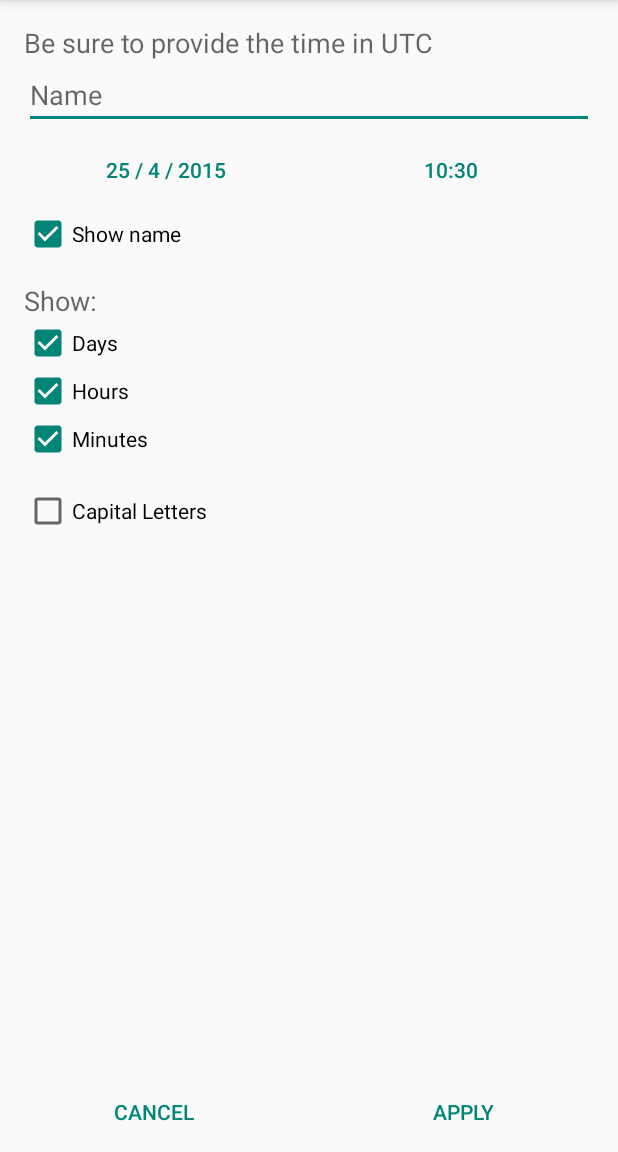
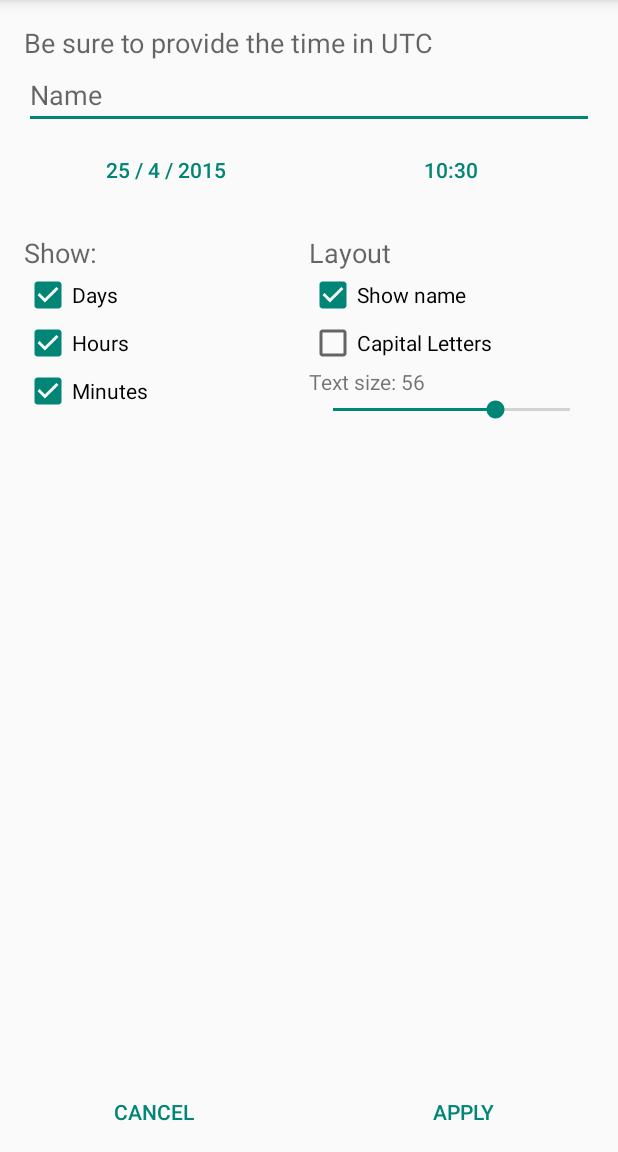
Before and after one commit to teinvdlugt/CountdownWidget, an Android app: the ConfigurationActivity screen opened directly, with no data from a screen before it, on a phone screen of 412 x 824 dp, the part 84-1236 px from its top. Run offline under Robolectric (Android 15) with nearby library versions, the phone set to English and light mode, and no system bars.

Commit message:
Add ability to change font size Refactor code

```diff
--- a/app/build.gradle
+++ b/app/build.gradle
@@ -8,8 +8,8 @@ android {
         applicationId "com.teinproductions.tein.countdownwidget"
         minSdkVersion 12
         targetSdkVersion 22
-        versionCode 2
-        versionName "1.0"
+        versionCode 3
+        versionName "1.0.1"
     }
     buildTypes {
         release {
--- a/app/src/main/java/com/teinproductions/tein/countdownwidget/ConfigurationActivity.java
+++ b/app/src/main/java/com/teinproductions/tein/countdownwidget/ConfigurationActivity.java
@@ -4,12 +4,11 @@ import android.app.AlarmManager;
 import android.app.DatePickerDialog;
 import android.app.TimePickerDialog;
 import android.appwidget.AppWidgetManager;
-import android.content.ContentValues;
 import android.content.Context;
 import android.content.Intent;
 import android.database.Cursor;
-import android.database.CursorIndexOutOfBoundsException;
 import android.database.sqlite.SQLiteDatabase;
+import android.os.Build;
 import android.os.Bundle;
 import android.support.v7.app.AppCompatActivity;
 import android.support.v7.widget.Toolbar;
@@ -19,6 +18,8 @@ import android.widget.CheckBox;
 import android.widget.DatePicker;
 import android.widget.EditText;
 import android.widget.RemoteViews;
+import android.widget.SeekBar;
+import android.widget.TextView;
 import android.widget.TimePicker;
 import android.widget.Toast;
 
@@ -27,12 +28,24 @@ import java.util.Calendar;
 public class ConfigurationActivity extends AppCompatActivity {
 
     static final String FILE_NAME = "database";
+    static final String TABLE_NAME = "dates";
+    static final String APPWIDGET_ID = "appwidgetid";
+    static final String MILLIS = "millis";
+    static final String NAME = "name";
+    static final String SHOW_NAME = "showName";
+    static final String SHOW_DAYS = "showDays";
+    static final String SHOW_HOURS = "showHours";
+    static final String SHOW_MINUTES = "showMinutes";
+    static final String USE_CAPITALS = "useCapitals";
+    static final String TEXT_SIZE = "textSize";
 
     private int appWidgetId;
 
     private Button pickDate, pickTime;
     private EditText nameET;
     private CheckBox showNameCheckBox, showDaysCheckBox, showHoursCheckBox, showMinutesCheckBox, capitalsCheckBox;
+    private TextView textSizeTextView;
+    private SeekBar textSizeSeekBar;
 
     private final Calendar date = Calendar.getInstance();
 
@@ -45,14 +58,7 @@ public class ConfigurationActivity extends AppCompatActivity {
         // If the Activity is dismissed, the widget mustn't update
         setResult(RESULT_CANCELED);
 
-        pickDate = (Button) findViewById(R.id.pick_date_button);
-        pickTime = (Button) findViewById(R.id.pick_time_button);
-        nameET = (EditText) findViewById(R.id.name_editText);
-        showNameCheckBox = (CheckBox) findViewById(R.id.showName_checkBox);
-        showDaysCheckBox = (CheckBox) findViewById(R.id.showDays_checkBox);
-        showHoursCheckBox = (CheckBox) findViewById(R.id.showHours_checkBox);
-        showMinutesCheckBox = (CheckBox) findViewById(R.id.showMinutes_checkBox);
-        capitalsCheckBox = (CheckBox) findViewById(R.id.capitals_checkBox);
+        initViews();
 
         Bundle extras = getIntent().getExtras();
         if (extras != null) {
@@ -64,12 +70,47 @@ public class ConfigurationActivity extends AppCompatActivity {
         restoreValues();
     }
 
+    private void initViews() {
+        pickDate = (Button) findViewById(R.id.pick_date_button);
+        pickTime = (Button) findViewById(R.id.pick_time_button);
+        nameET = (EditText) findViewById(R.id.name_editText);
+        showNameCheckBox = (CheckBox) findViewById(R.id.showName_checkBox);
+        showDaysCheckBox = (CheckBox) findViewById(R.id.showDays_checkBox);
+        showHoursCheckBox = (CheckBox) findViewById(R.id.showHours_checkBox);
+        showMinutesCheckBox = (CheckBox) findViewById(R.id.showMinutes_checkBox);
+        capitalsCheckBox = (CheckBox) findViewById(R.id.capitals_checkBox);
+        textSizeSeekBar = (SeekBar) findViewById(R.id.textSize_seekBar);
+        textSizeTextView = (TextView) findViewById(R.id.textSize_textView);
+
+        if (Build.VERSION.SDK_INT < 16) {
+            textSizeTextView.setVisibility(View.GONE);
+            textSizeSeekBar.setVisibility(View.GONE);
+        } else {
+            textSizeSeekBar.setMax(64); // Max text size is 76sp
+            textSizeSeekBar.setOnSeekBarChangeListener(new SeekBar.OnSeekBarChangeListener() {
+                @Override
+                public void onProgressChanged(SeekBar seekBar, int progress, boolean b) {
+                    int textSize = progress + 12;
+                    textSizeTextView.setText(getString(R.string.text_size) + ": " + textSize);
+                }
+
+                @Override
+                public void onStartTrackingTouch(SeekBar seekBar) {
+                }
+
+                @Override
+                public void onStopTrackingTouch(SeekBar seekBar) {
+                }
+            });
+        }
+    }
+
     private void restoreValues() {
         SQLiteDatabase db = getDatabase(this);
         Cursor cursor = queryEverything(db, appWidgetId);
 
         if (cursor.getCount() > 0 && cursor.moveToFirst()) {
-            Countdown countdown = fromCursor(cursor);
+            Countdown countdown = Countdown.fromCursor(cursor);
 
             nameET.setText(countdown.getName());
             nameET.setSelection(nameET.length());
@@ -79,8 +120,11 @@ public class ConfigurationActivity extends AppCompatActivity {
             showHoursCheckBox.setChecked(countdown.isShowHours());
             showMinutesCheckBox.setChecked(countdown.isShowMinutes());
             capitalsCheckBox.setChecked(countdown.isUseCapitals());
+            textSizeSeekBar.setProgress(countdown.getTextSize() - 12);
+            textSizeTextView.setText(getString(R.string.text_size) + ": " + (textSizeSeekBar.getProgress() + 12));
         } else {
             date.setTimeInMillis(System.currentTimeMillis());
+            textSizeTextView.setText(getString(R.string.text_size) + ": 56");
         }
 
         cursor.close();
@@ -144,24 +188,23 @@ public class ConfigurationActivity extends AppCompatActivity {
             return;
         }
 
+        final long millis = date.getTimeInMillis();
         final String name = nameET.getText().toString();
-        final long millis = date.getTimeInMillis();
         final boolean showName = showNameCheckBox.isChecked();
         final boolean showDays = showDaysCheckBox.isChecked();
         final boolean showHours = showHoursCheckBox.isChecked();
         final boolean showMinutes = showMinutesCheckBox.isChecked();
         final boolean useCapitals = capitalsCheckBox.isChecked();
+        final int textSize = textSizeSeekBar.getProgress() + 12;
 
-        apply(name, millis, showName, showDays, showHours, showMinutes, useCapitals);
+        apply(new Countdown(millis, name, showName, showDays, showHours, showMinutes, useCapitals, textSize));
     }
 
-    private void apply(String name, long millis, boolean showName,
-                       boolean showDays, boolean showHours, boolean showMinutes, boolean useCapitals) {
+    private void apply(Countdown countdown) {
         // ALTER DATABASE
         SQLiteDatabase db = getDatabase(this);
-        db.delete("dates", "appwidgetid=" + appWidgetId, null);
-        db.insert("dates", null, createContentValues(
-                appWidgetId, name, millis, showName, showDays, showHours, showMinutes, useCapitals));
+        db.delete(TABLE_NAME, APPWIDGET_ID + "=" + appWidgetId, null);
+        db.insert(TABLE_NAME, null, countdown.toContentValues(appWidgetId));
         db.close();
 
         // UPDATE WIDGET
@@ -191,55 +234,15 @@ public class ConfigurationActivity extends AppCompatActivity {
 
     public static SQLiteDatabase getDatabase(Context context) {
         SQLiteDatabase db = context.openOrCreateDatabase(FILE_NAME, 0, null);
-        db.execSQL("CREATE TABLE IF NOT EXISTS dates(" +
-                "appwidgetid INTEGER, date TEXT, name TEXT, showName INTEGER, " +
-                "showDays INTEGER, showHours INTEGER, showMinutes INTEGER, useCapitals INTEGER);");
+        db.execSQL("CREATE TABLE IF NOT EXISTS " + TABLE_NAME + "(" +
+                APPWIDGET_ID + " INTEGER," + MILLIS + " TEXT," + NAME + " TEXT," + SHOW_NAME + " INTEGER," +
+                SHOW_DAYS + " INTEGER," + SHOW_HOURS + " INTEGER," + SHOW_MINUTES + " INTEGER," +
+                USE_CAPITALS + " INTEGER," + TEXT_SIZE + " INTEGER);");
         return db;
     }
 
     public static Cursor queryEverything(SQLiteDatabase db, int appWidgetId) {
-        return db.query("dates", null,
-                "appwidgetid = " + appWidgetId, null, null, null, null);
-    }
-
-    public static Countdown fromCursor(Cursor cursor) {
-        try {
-            cursor.moveToFirst();
-
-            int dateColumn = cursor.getColumnIndex("date");
-            int nameColumn = cursor.getColumnIndex("name");
-            int showNameColumn = cursor.getColumnIndex("showName");
-            int showDaysColumn = cursor.getColumnIndex("showDays");
-            int showHoursColumn = cursor.getColumnIndex("showHours");
-            int showMinutesColumn = cursor.getColumnIndex("showMinutes");
-            int useCapitalsColumn = cursor.getColumnIndex("useCapitals");
-
-            long millis = Long.parseLong(cursor.getString(dateColumn));
-            String name = cursor.getString(nameColumn);
-            boolean showName = cursor.getInt(showNameColumn) != 0;
-            boolean showDays = cursor.getInt(showDaysColumn) != 0;
-            boolean showHours = cursor.getInt(showHoursColumn) != 0;
-            boolean showMinutes = cursor.getInt(showMinutesColumn) != 0;
-            boolean useCapitals = cursor.getInt(useCapitalsColumn) != 0;
-
-            return new Countdown(name, showName, showDays, showHours, showMinutes, useCapitals, millis);
-        } catch (CursorIndexOutOfBoundsException e) {
-            return null;
-        }
-    }
-
-    public static ContentValues createContentValues(int appWidgetId, String name, long millis, boolean showName,
-                                                    boolean showDays, boolean showHours, boolean showMinutes, boolean useCapitals) {
-        ContentValues values = new ContentValues();
-        values.put("appwidgetid", appWidgetId);
-        values.put("date", Long.toString(millis));
-        values.put("name", name);
-        values.put("showName", showName ? 1 : 0);
-        values.put("showDays", showDays ? 1 : 0);
-        values.put("showHours", showHours ? 1 : 0);
-        values.put("showMinutes", showMinutes ? 1 : 0);
-        values.put("useCapitals", useCapitals ? 1 : 0);
-
-        return values;
+        return db.query(TABLE_NAME, null,
+                APPWIDGET_ID + "=" + appWidgetId, null, null, null, null);
     }
 }
--- a/app/src/main/res/layout/activity_configuration.xml
+++ b/app/src/main/res/layout/activity_configuration.xml
@@ -60,12 +60,16 @@
                 android:text="@string/pick_time" />
         </LinearLayout>
 
-        <CheckBox
-            android:id="@+id/showName_checkBox"
-            android:layout_width="wrap_content"
+        <LinearLayout
+            android:layout_width="match_parent"
             android:layout_height="wrap_content"
-            android:checked="true"
-            android:text="@string/show_name" />
+            android:baselineAligned="false">
+
+            <LinearLayout
+                android:layout_width="0dp"
+                android:layout_height="wrap_content"
+                android:layout_weight="1"
+                android:orientation="vertical">
 
                 <TextView
                     android:layout_width="wrap_content"
@@ -94,15 +98,50 @@
                     android:layout_height="wrap_content"
                     android:checked="true"
                     android:text="@string/minutes" />
+            </LinearLayout>
+
+            <LinearLayout
+                android:layout_width="0dp"
+                android:layout_height="wrap_content"
+                android:layout_weight="1"
+                android:orientation="vertical">
+
+                <TextView
+                    android:layout_width="wrap_content"
+                    android:layout_height="wrap_content"
+                    android:layout_marginTop="16dp"
+                    android:text="@string/layout"
+                    android:textAppearance="?android:attr/textAppearanceMedium" />
+
+                <CheckBox
+                    android:id="@+id/showName_checkBox"
+                    android:layout_width="wrap_content"
+                    android:layout_height="wrap_content"
+                    android:checked="true"
+                    android:text="@string/show_name" />
 
                 <CheckBox
                     android:id="@+id/capitals_checkBox"
                     android:layout_width="wrap_content"
                     android:layout_height="wrap_content"
-            android:layout_marginTop="16dp"
                     android:checked="false"
                     android:text="@string/capital_letters" />
 
+                <TextView
+                    android:id="@+id/textSize_textView"
+                    android:layout_width="wrap_content"
+                    android:layout_height="wrap_content"
+                    android:text="@string/text_size"
+                    android:textAppearance="?android:attr/textAppearanceSmall" />
+
+                <SeekBar
+                    android:id="@+id/textSize_seekBar"
+                    android:layout_width="match_parent"
+                    android:layout_height="wrap_content"
+                    android:progress="44" />
+
+            </LinearLayout>
+        </LinearLayout>
     </LinearLayout>
 
     <LinearLayout
--- a/app/src/main/res/layout/countdown_widget.xml
+++ b/app/src/main/res/layout/countdown_widget.xml
@@ -12,7 +12,7 @@
         android:id="@+id/name_textView"
         android:layout_width="wrap_content"
         android:layout_height="wrap_content"
-        android:fontFamily="sans-serif-light"
+        android:fontFamily="sans-serif-thin"
         android:textColor="@android:color/white"
         android:textSize="22sp"
         tools:text="@string/name"
@@ -22,7 +22,7 @@
         android:id="@+id/countdown_textView"
         android:layout_width="wrap_content"
         android:layout_height="wrap_content"
-        android:fontFamily="sans-serif-light"
+        android:fontFamily="sans-serif-thin"
         android:text="@string/no_date_set"
         android:textColor="@android:color/white"
         android:textSize="56sp"
--- a/app/src/main/res/values/strings.xml
+++ b/app/src/main/res/values/strings.xml
@@ -14,4 +14,7 @@
     <string name="minutes">Minutes</string>
     <string name="capital_letters">Capital Letters</string>
     <string name="no_date_set">No date set</string>
+    <string name="layout">Layout</string>
+    <string name="thin_font">Thin font</string>
+    <string name="text_size">Text size</string>
 </resources>
```
Also changed, not shown: app/src/main/java/com/teinproductions/tein/countdownwidget/Countdown.java (+59 -1 lines), app/src/main/java/com/teinproductions/tein/countdownwidget/CountdownWidgetProvider.java (+9 -2 lines). Lines whose indentation alone changed are shown as unchanged.
